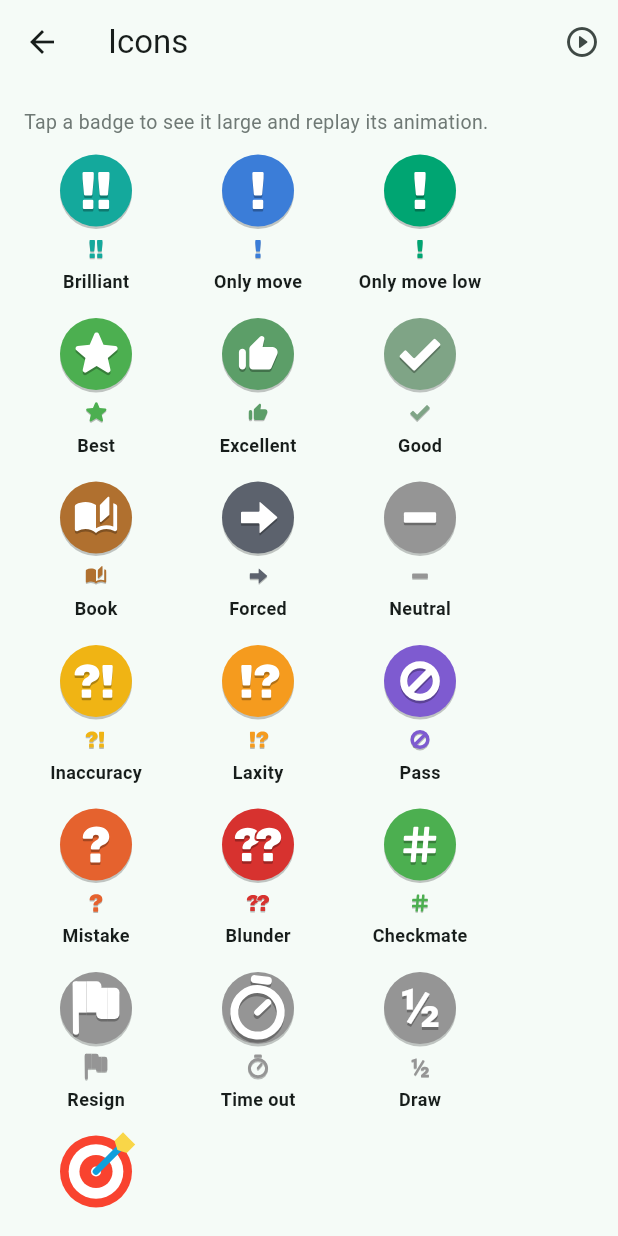
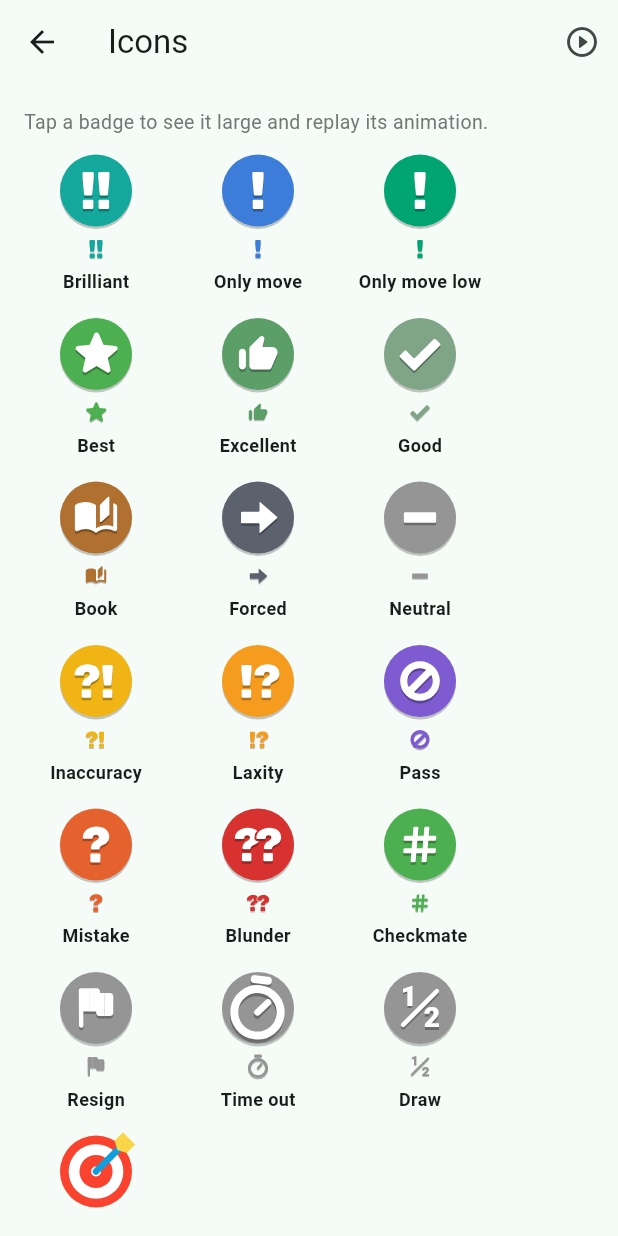
Before and after one commit to MrKakaKat/ChessAnalyst, a Flutter app: the LegendScreen screen opened directly, after a tap on the "play circle outline" icon, on a phone screen of 412 x 824 dp. Run offline on Flutter 3.47's test engine with Material 3 defaults, Android fonts, the phone set to English and light mode, and no system bars; our stand-ins replace file_picker, flutter_local_notifications, shared_preferences, web; missing offline and left inert: chessground, dart:js_interop, dartchess, multistockfish; accounts and stored records are empty.

Commit message:
ChessAnalyst 1.4.1
Co-Authored-By: Claude Opus 5.5 <noreply@anthropic.com>
Claude-Session: https://claude.ai/code/session_012PFGGo6tW4ZHKcPbwxKx2D

```diff
--- a/app/lib/ui/step_icons.dart
+++ b/app/lib/ui/step_icons.dart
@@ -267,7 +267,8 @@ void _drawClock(Canvas canvas, double size, Color color, double hand) {
 /// 0, as drawn at 1.
 void _drawResign(Canvas canvas, double size, Color color, {double progress = 1}) {
   final u = progress.clamp(0.0, 1.0);
-  final k = size * 0.95 / 220;
+  // по высоте — как остальные знаки (0,95 выходило больше их)
+  final k = size * 0.7 / 220;
   canvas.save();
   canvas.scale(k);
   canvas.translate(-550, -587);
@@ -299,13 +300,26 @@ void _drawResign(Canvas canvas, double size, Color color, {double progress = 1})
 }
 
 /// The draw: ½ (the text glyph sits high in its box: moved down a little).
+/// ½ with the slash at 45°: 1 above left, 2 below right.
 void _drawHalf(Canvas canvas, double size, Color color) {
-  final tp = TextPainter(
-    text: TextSpan(
-        text: '½', style: TextStyle(fontSize: size * 0.95, height: 1, fontWeight: FontWeight.w900, color: color)),
-    textDirection: TextDirection.ltr,
-  )..layout();
-  tp.paint(canvas, Offset(-tp.width / 2, -tp.height / 2 + size * 0.08));
+  void digit(String d, Offset c) {
+    final tp = TextPainter(
+      text: TextSpan(text: d, style: TextStyle(fontSize: size * 0.5, height: 1, fontWeight: FontWeight.w900, color: color)),
+      textDirection: TextDirection.ltr,
+    )..layout();
+    tp.paint(canvas, c - Offset(tp.width / 2, tp.height / 2));
+  }
+
+  digit('1', Offset(-size * 0.2, -size * 0.19));
+  digit('2', Offset(size * 0.21, size * 0.2));
+  final d = size * 0.3;
+  canvas.drawLine(
+      Offset(-d, d),
+      Offset(d, -d),
+      Paint()
+        ..color = color
+        ..strokeWidth = size * 0.08
+        ..strokeCap = StrokeCap.round);
 }
 
 void drawStepGlyph(Canvas canvas, String kind, double size, Color color,
--- a/app/pubspec.yaml
+++ b/app/pubspec.yaml
@@ -1,7 +1,7 @@
 name: chessanalyst
 description: "ChessAnalyst: idea-first game analysis (analysis core ported from Python)."
 publish_to: 'none'
-version: 1.4.0+1000
+version: 1.4.1+1001
 
 environment:
   sdk: ^3.13.7
```
Also changed, not shown: 1 other file.
